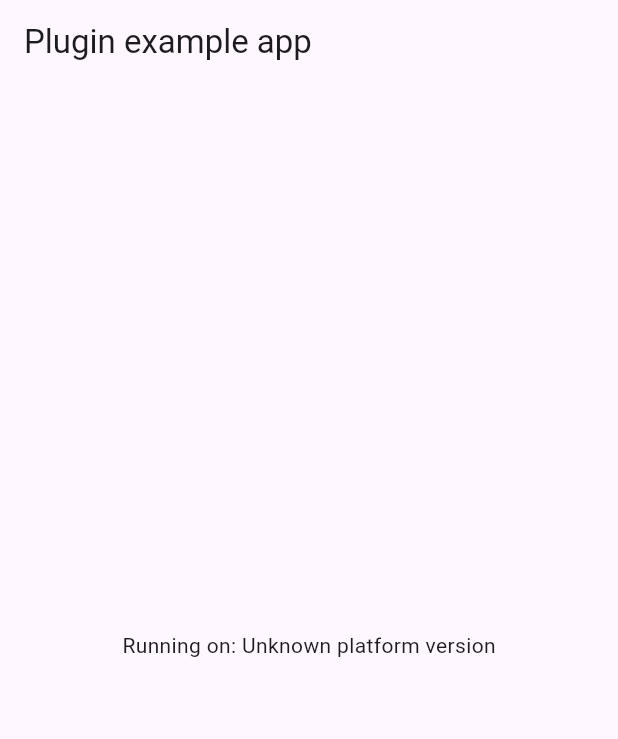
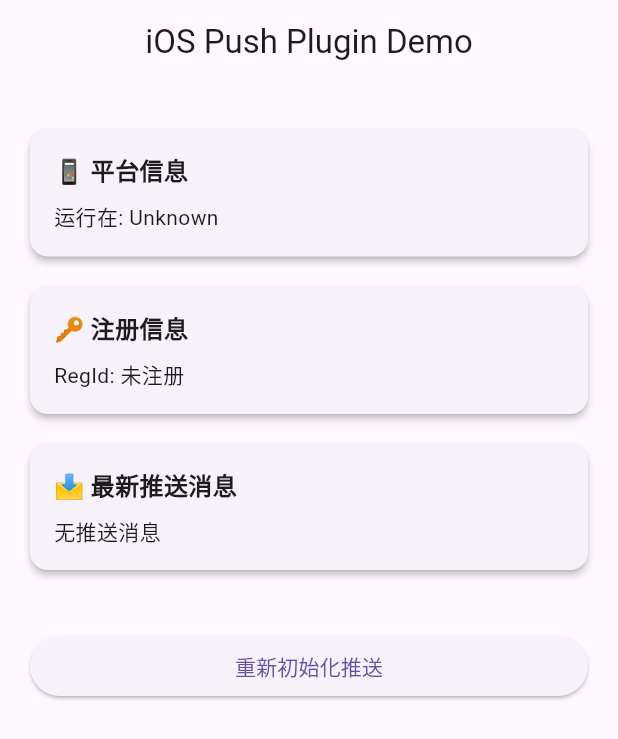
Before and after one commit to Winston1123/ios_push_plugin, a Flutter app: the screen it shows after launch, on a phone screen of 412 x 824 dp. Shown: the top 739 px of the screen. Run offline on Flutter 3.47's test engine with Material 3 defaults, Android fonts, the phone set to English and light mode, and no system bars; our stand-ins replace plugin_platform_interface.

Commit message:
MOD:补充示例信息和使用方法

```diff
--- a/example/lib/main.dart
+++ b/example/lib/main.dart
@@ -1,3 +1,5 @@
+import 'dart:convert';
+
 import 'package:flutter/material.dart';
 import 'dart:async';
 
@@ -8,6 +10,7 @@ void main() {
   runApp(const MyApp());
 }
 
+/// 示例应用入口
 class MyApp extends StatefulWidget {
   const MyApp({super.key});
 
@@ -15,47 +18,110 @@ class MyApp extends StatefulWidget {
   State<MyApp> createState() => _MyAppState();
 }
 
+/// 示例逻辑实现
 class _MyAppState extends State<MyApp> {
   String _platformVersion = 'Unknown';
+  String _regId = '未注册';
+  String _lastMessage = '无推送消息';
+  bool _isInit = false;
+
   final _iosPushPlugin = IosPushPlugin();
 
   @override
   void initState() {
     super.initState();
     initPlatformState();
+    initPushService();
   }
 
-  // Platform messages are asynchronous, so we initialize in an async method.
+  /// 获取系统版本号
   Future<void> initPlatformState() async {
-    String platformVersion;
-    // Platform messages may fail, so we use a try/catch PlatformException.
-    // We also handle the message potentially returning null.
     try {
-      platformVersion =
-          await _iosPushPlugin.getPlatformVersion() ?? 'Unknown platform version';
+      final version = await _iosPushPlugin.getPlatformVersion();
+      if (!mounted) return;
+      setState(() => _platformVersion = version ?? 'Unknown');
     } on PlatformException {
-      platformVersion = 'Failed to get platform version.';
+      setState(() => _platformVersion = '获取系统版本失败');
     }
+  }
 
-    // If the widget was removed from the tree while the asynchronous platform
-    // message was in flight, we want to discard the reply rather than calling
-    // setState to update our non-existent appearance.
-    if (!mounted) return;
+  /// 初始化推送
+  Future<void> initPushService() async {
+    // 开启日志
+    IosPushPlugin.enableLog(true);
 
-    setState(() {
-      _platformVersion = platformVersion;
+    // 设置回调
+    IosPushPlugin.setOnRegId((id) {
+      setState(() => _regId = id);
+      debugPrint('✅ onRegId 回调: $id');
     });
+
+    IosPushPlugin.setOnError((err) {
+      debugPrint('❌ onError 回调: $err');
+    });
+
+    IosPushPlugin.setOnClickNotification((data) {
+      debugPrint('🔔 通知点击: $data');
+      setState(() => _lastMessage = jsonEncode(data));
+    });
+
+    // 初始化推送服务
+    final result = await IosPushPlugin.initPush();
+    debugPrint('🚀 initPush 结果: $result');
+    setState(() => _isInit = true);
   }
 
   @override
   Widget build(BuildContext context) {
     return MaterialApp(
+      title: 'iOS Push Plugin Example',
       home: Scaffold(
         appBar: AppBar(
-          title: const Text('Plugin example app'),
+          title: const Text('iOS Push Plugin Demo'),
+          centerTitle: true,
         ),
-        body: Center(
-          child: Text('Running on: $_platformVersion\n'),
+        body: ListView(
+          padding: const EdgeInsets.all(20),
+          children: [
+            _buildSection(
+              title: '📱 平台信息',
+              child: Text('运行在: $_platformVersion'),
+            ),
+            _buildSection(
+              title: '🔑 注册信息',
+              child: Text(
+                _isInit ? 'RegId: $_regId' : '尚未初始化推送服务 (initPush 未调用)',
+              ),
+            ),
+            _buildSection(title: '📩 最新推送消息', child: Text(_lastMessage)),
+            const SizedBox(height: 30),
+            ElevatedButton(
+              onPressed: initPushService,
+              child: const Text('重新初始化推送'),
+            ),
+          ],
+        ),
+      ),
+    );
+  }
+
+  Widget _buildSection({required String title, required Widget child}) {
+    return Card(
+      elevation: 2,
+      margin: const EdgeInsets.symmetric(vertical: 10),
+      shape: RoundedRectangleBorder(borderRadius: BorderRadius.circular(12)),
+      child: Padding(
+        padding: const EdgeInsets.all(16),
+        child: Column(
+          crossAxisAlignment: CrossAxisAlignment.start,
+          children: [
+            Text(
+              title,
+              style: const TextStyle(fontWeight: FontWeight.bold, fontSize: 16),
+            ),
+            const SizedBox(height: 8),
+            child,
+          ],
         ),
       ),
     );
--- a/pubspec.yaml
+++ b/pubspec.yaml
@@ -1,6 +1,6 @@
 name: ios_push_plugin
 description: "iOS only plugin for handling APNs and system push notifications."
-version: 0.0.4
+version: 0.0.5
 homepage: https://github.com/Winston1123/ios_push_plugin
 repository: https://github.com/Winston1123/ios_push_plugin
 
```
Also changed, not shown: lib/ios_push_plugin.dart (+127 -0 lines), example/pubspec.lock, 5 other files.
